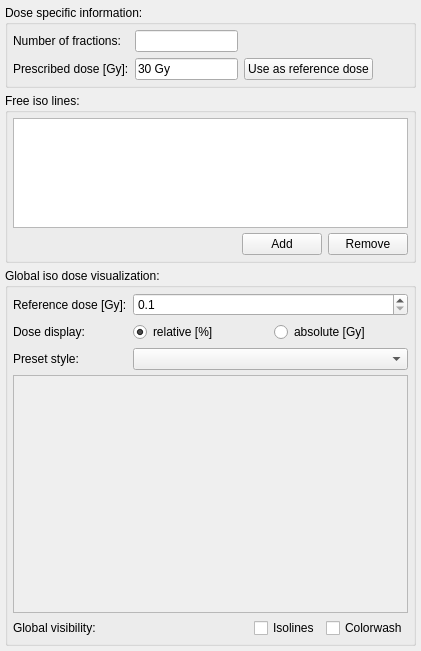
This is Plugins/org.mitk.gui.qt.dosevisualization/src/internal/RTDoseVisualizerControls.ui in MITK/MITK as Qt 5 draws it before an edit. The edited form follows.
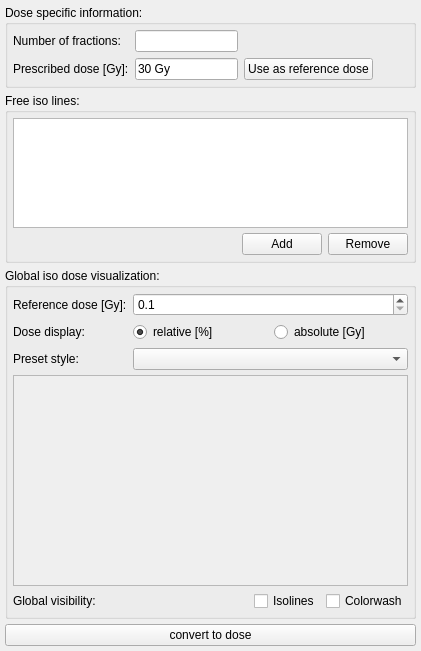
This is the edited form. Icons and pictures are not drawn.

Commit message: added dose node helper; adapted dose visualizer. Remark: because the current dose mapper is deprecated (and not well designed) iso lines are not supported yet. Supporting iso lines for the deprecated mapper, would make the code messy. This will refactored with the new mapper.

Diff of the .ui file:
```diff
--- a/Plugins/org.mitk.gui.qt.dosevisualization/src/internal/RTDoseVisualizerControls.ui
+++ b/Plugins/org.mitk.gui.qt.dosevisualization/src/internal/RTDoseVisualizerControls.ui
@@ -402,6 +402,13 @@
      </layout>
     </widget>
    </item>
+   <item>
+    <widget class="QPushButton" name="doseBtn">
+     <property name="text">
+      <string>convert to dose</string>
+     </property>
+    </widget>
+   </item>
   </layout>
  </widget>
  <layoutdefault spacing="6" margin="11"/>
```
The commit also changes 5 other files.
